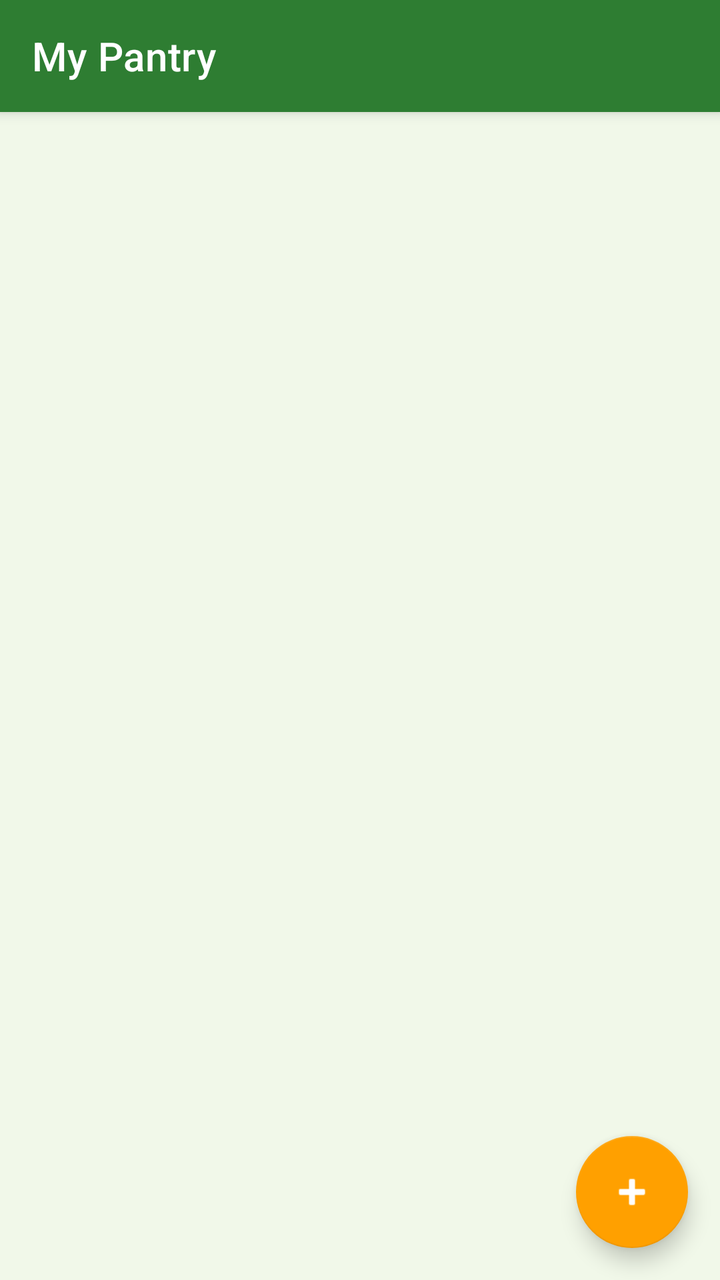
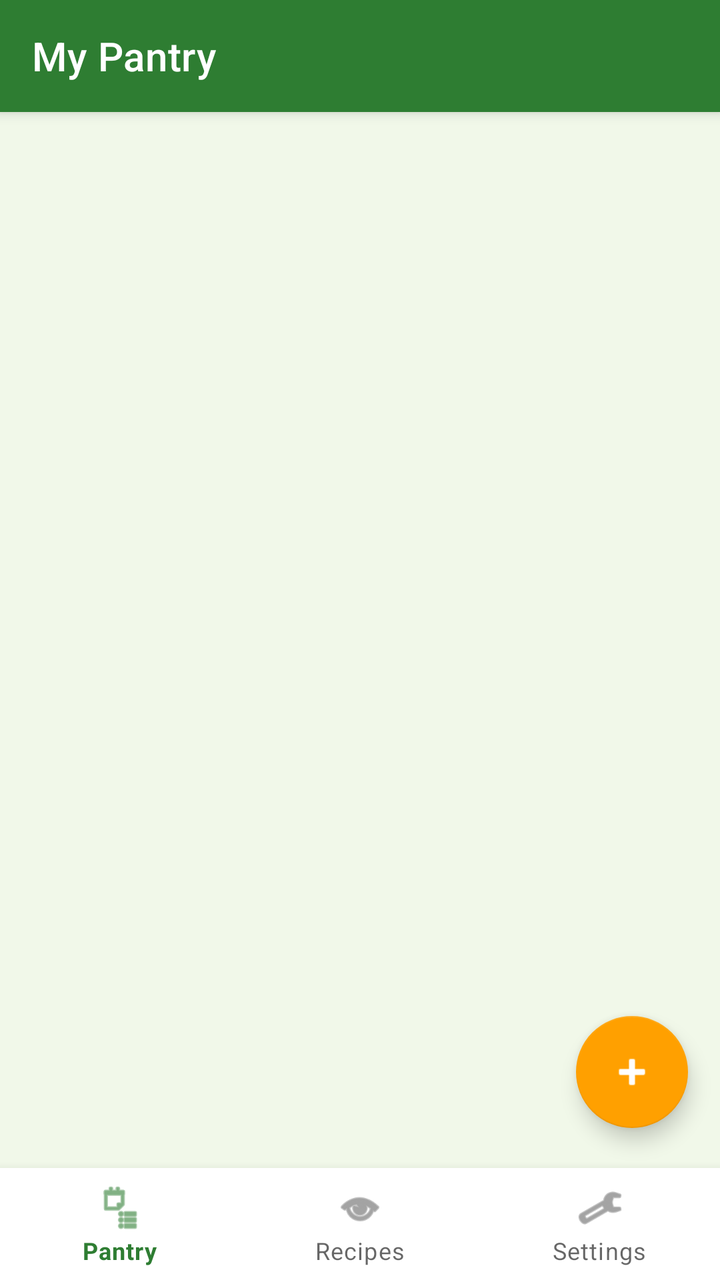

Before-and-after screenshots of an Android layout around one commit, followed by the original layout XML and the change that was made.
<!-- AndroidManifest.xml: application theme Theme.SmartPantry -->
<!-- res/layout/activity_pantry_list.xml -->
<?xml version="1.0" encoding="utf-8"?>
<androidx.coordinatorlayout.widget.CoordinatorLayout
    xmlns:android="http://schemas.android.com/apk/res/android"
    xmlns:app="http://schemas.android.com/apk/res-auto"
    android:layout_width="match_parent"
    android:layout_height="match_parent"
    android:background="@color/background">

    <com.google.android.material.appbar.AppBarLayout
        android:layout_width="match_parent"
        android:layout_height="wrap_content"
        android:theme="@style/ThemeOverlay.MaterialComponents.Dark.ActionBar">

        <com.google.android.material.appbar.MaterialToolbar
            android:id="@+id/toolbar"
            android:layout_width="match_parent"
            android:layout_height="?attr/actionBarSize"
            android:background="@color/primary"
            app:title="@string/pantry_title"
            app:titleTextColor="@color/text_on_primary" />
    </com.google.android.material.appbar.AppBarLayout>

    <FrameLayout
        android:layout_width="match_parent"
        android:layout_height="match_parent"
        app:layout_behavior="@string/appbar_scrolling_view_behavior">

        <androidx.recyclerview.widget.RecyclerView
            android:id="@+id/recyclerViewPantry"
            android:layout_width="match_parent"
            android:layout_height="match_parent"
            android:clipToPadding="false"
            android:paddingTop="8dp"
            android:paddingBottom="88dp" />

        <TextView
            android:id="@+id/textEmptyState"
            android:layout_width="wrap_content"
            android:layout_height="wrap_content"
            android:layout_gravity="center"
            android:gravity="center"
            android:text="@string/pantry_empty"
            android:textColor="@color/text_secondary"
            android:textSize="16sp"
            android:visibility="gone" />
    </FrameLayout>

    <com.google.android.material.floatingactionbutton.FloatingActionButton
        android:id="@+id/fabAddIngredient"
        android:layout_width="wrap_content"
        android:layout_height="wrap_content"
        android:layout_gravity="bottom|end"
        android:layout_margin="16dp"
        android:contentDescription="@string/add_ingredient"
        android:src="@android:drawable/ic_input_add"
        app:backgroundTint="@color/accent"
        app:tint="@color/text_on_primary" />

</androidx.coordinatorlayout.widget.CoordinatorLayout>
<!-- resources referenced by this layout -->
<resources>
  <color name="accent">#FFA000</color>
  <color name="background">#F1F8E9</color>
  <color name="primary">#2E7D32</color>
  <color name="text_on_primary">#FFFFFF</color>
  <color name="text_secondary">#757575</color>
  <string name="add_ingredient">Add Ingredient</string>
  <string name="pantry_empty">No ingredients yet.\nTap + to add your first ingredient.</string>
  <string name="pantry_title">My Pantry</string>
  <style name="Theme.SmartPantry" parent="Theme.MaterialComponents.DayNight.NoActionBar">
          <item name="colorPrimary">@color/primary</item>
          <item name="colorPrimaryVariant">@color/primary_dark</item>
          <item name="colorOnPrimary">@color/text_on_primary</item>
          <item name="colorSecondary">@color/accent</item>
          <item name="android:statusBarColor" tools:targetApi="l">@color/primary_dark</item>
          <item name="android:windowBackground">@color/background</item>
      </style>
  <color name="primary_dark">#1B5E20</color>
</resources>

<!-- the commit's change to res/layout/activity_pantry_list.xml (unified diff, before → after) -->
@@ -8,8 +8,7 @@
 
     <com.google.android.material.appbar.AppBarLayout
         android:layout_width="match_parent"
-        android:layout_height="wrap_content"
-        android:theme="@style/ThemeOverlay.MaterialComponents.Dark.ActionBar">
+        android:layout_height="wrap_content">
 
         <com.google.android.material.appbar.MaterialToolbar
             android:id="@+id/toolbar"
@@ -50,10 +49,19 @@
         android:layout_width="wrap_content"
         android:layout_height="wrap_content"
         android:layout_gravity="bottom|end"
-        android:layout_margin="16dp"
+        android:layout_marginEnd="16dp"
+        android:layout_marginBottom="76dp"
         android:contentDescription="@string/add_ingredient"
         android:src="@android:drawable/ic_input_add"
         app:backgroundTint="@color/accent"
         app:tint="@color/text_on_primary" />
 
+    <com.google.android.material.bottomnavigation.BottomNavigationView
+        android:id="@+id/bottomNav"
+        android:layout_width="match_parent"
+        android:layout_height="wrap_content"
+        android:layout_gravity="bottom"
+        android:background="@color/card_background"
+        app:menu="@menu/bottom_nav_menu" />
+
 </androidx.coordinatorlayout.widget.CoordinatorLayout>
<!-- resource entries referenced after the edit -->
@@ -2,6 +2,7 @@
 <resources>
   <color name="accent">#FFA000</color>
   <color name="background">#F1F8E9</color>
+  <color name="card_background">#FFFFFF</color>
   <color name="primary">#2E7D32</color>
   <color name="text_on_primary">#FFFFFF</color>
   <color name="text_secondary">#757575</color>
